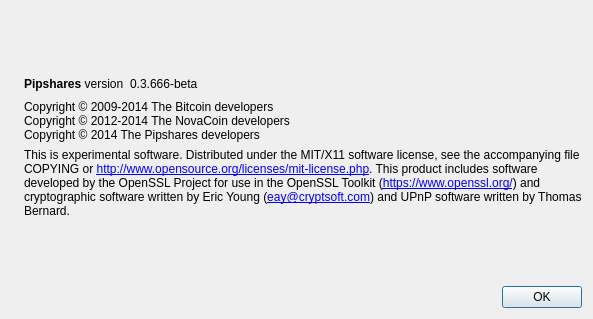
Qt form src/qt/forms/aboutdialog.ui (GreenSharesInvest/Pipshares) before a commit.
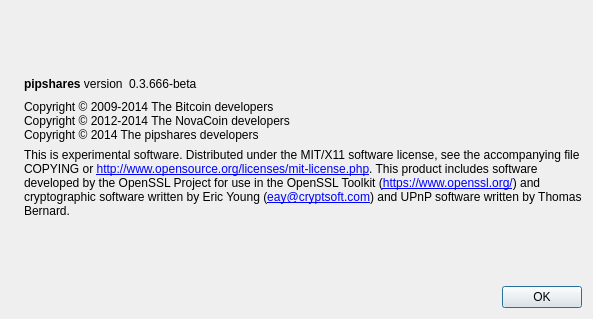
The same form after that commit. Icons and pictures are not drawn.

```diff
--- a/src/qt/forms/aboutdialog.ui
+++ b/src/qt/forms/aboutdialog.ui
@@ -50,7 +50,7 @@
           <cursorShape>IBeamCursor</cursorShape>
          </property>
          <property name="text">
-          <string>&lt;b&gt;Pipshares&lt;/b&gt; version</string>
+          <string>&lt;b&gt;pipshares&lt;/b&gt; version</string>
          </property>
          <property name="textInteractionFlags">
           <set>Qt::LinksAccessibleByMouse|Qt::TextSelectableByKeyboard|Qt::TextSelectableByMouse</set>
@@ -93,7 +93,7 @@
        <property name="text">
         <string>Copyright © 2009-2014 The Bitcoin developers
 Copyright © 2012-2014 The NovaCoin developers
-Copyright © 2014 The Pipshares developers</string>
+Copyright © 2014 The pipshares developers</string>
        </property>
        <property name="textInteractionFlags">
         <set>Qt::LinksAccessibleByMouse|Qt::TextSelectableByKeyboard|Qt::TextSelectableByMouse</set>
```
Left out of the diff: 2 changed lines with no effect on the pictures.
